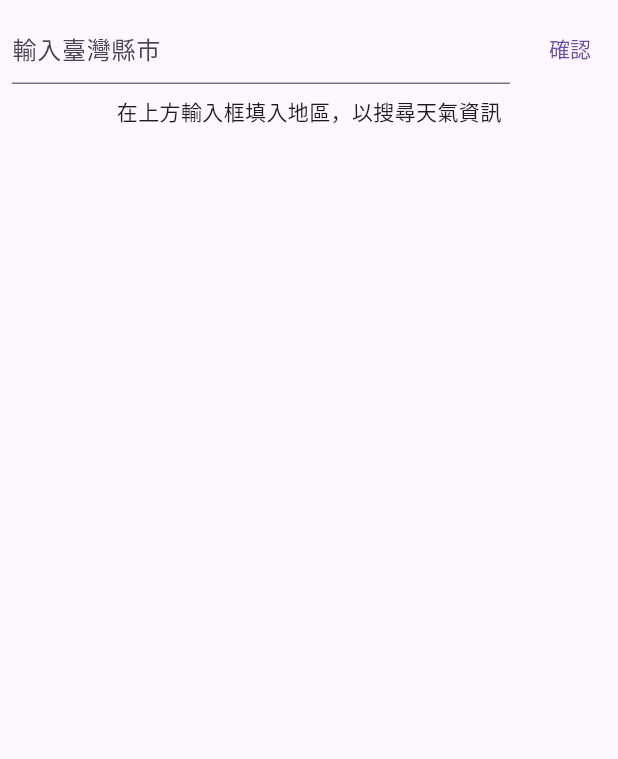
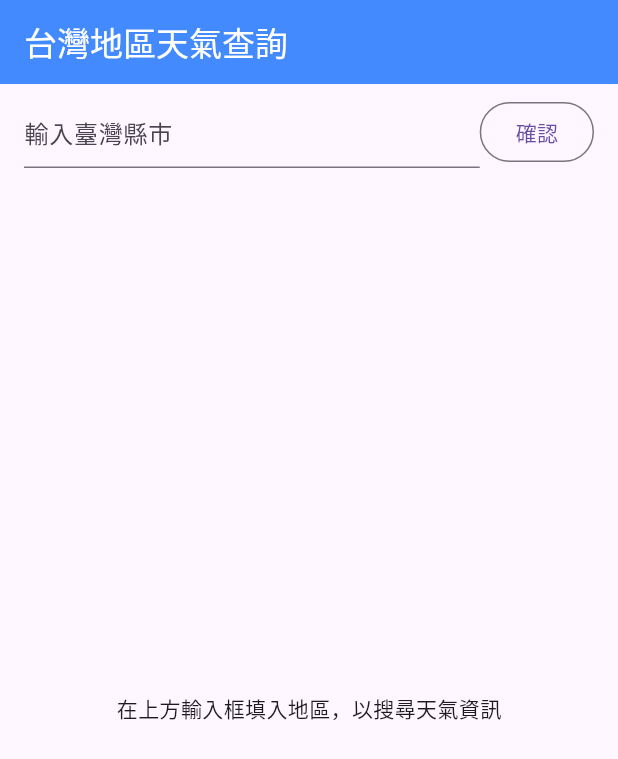
Before and after one commit to paulhuang1102/flutter_weather, a Flutter app: the screen it shows after launch, on a phone screen of 412 x 824 dp. Shown: the top 759 px of the screen. Run offline on Flutter 3.47's test engine with Material 3 defaults, Android fonts, the phone set to English and light mode, and no system bars; our stand-ins replace bloc, dio, equatable, flutter_bloc, stream_transform.

Commit message:
feat: beautify UI

```diff
--- a/lib/app.dart
+++ b/lib/app.dart
@@ -12,7 +12,19 @@ class App extends StatelessWidget {
   Widget build(BuildContext context) {
     return RepositoryProvider.value(
       value: _weatherRepo,
-      child: const MaterialApp(home: WeatherPage()),
+      child: MaterialApp(
+        theme: ThemeData(
+          appBarTheme: const AppBarTheme(
+            backgroundColor: Colors.blueAccent,
+            elevation: 0,
+          ),
+          textTheme: const TextTheme(
+            titleLarge: TextStyle(color: Colors.white),
+          ),
+          primaryColor: Colors.greenAccent,
+        ),
+        home: const WeatherPage(),
+      ),
     );
   }
 }
--- a/lib/main.dart
+++ b/lib/main.dart
@@ -9,6 +9,7 @@ void main() {
   final weatherRepo = WeatherRepository(
     WeatherClient(
         baseUrl: 'https://opendata.cwa.gov.tw/api',
+        // TODO: For Demo, it should be ignored
         authCode: 'CWA-F1F0DA9F-7EC4-4024-8B81-16DE8BEC0874'),
   );
   WidgetsFlutterBinding.ensureInitialized();
--- a/lib/weather/views/weather_page.dart
+++ b/lib/weather/views/weather_page.dart
@@ -9,11 +9,17 @@ class WeatherPage extends StatelessWidget {
   Widget build(BuildContext context) {
     return BlocProvider(
       create: (context) => WeatherBloc(context.read<WeatherRepository>()),
-      child: const Scaffold(
-        body: Column(
+      child: Scaffold(
+        appBar: AppBar(
+          title: Text(
+            '台灣地區天氣查詢',
+            style: Theme.of(context).textTheme.titleLarge,
+          ),
+        ),
+        body: const Column(
           children: [
             SearchBar(),
-            SearchView(),
+            Expanded(child: SearchView()),
           ],
         ),
       ),
@@ -44,21 +50,21 @@ class _SearchBarState extends State<SearchBar> {
     super.dispose();
   }
 
-  String get _text => _textController.text;
+  String get _text => _textController.text.trim();
 
   @override
   Widget build(BuildContext context) {
-    return Row(
+    return Padding(
+      padding: const EdgeInsets.symmetric(vertical: 8.0, horizontal: 16.0),
+      child: Row(
         children: [
           Expanded(
-          child: Padding(
-            padding: const EdgeInsets.all(8),
             child: TextField(
               controller: _textController,
               autocorrect: false,
               onChanged: (text) {
                 _weatherBloc.add(
-                  SearchFetch(text: text),
+                  SearchFetch(text: _text),
                 );
               },
               decoration: const InputDecoration(
@@ -66,8 +72,7 @@ class _SearchBarState extends State<SearchBar> {
               ),
             ),
           ),
-        ),
-        TextButton(
+          OutlinedButton(
             onPressed: () {
               _weatherBloc.add(
                 SearchFetch(text: _text),
@@ -76,6 +81,7 @@ class _SearchBarState extends State<SearchBar> {
             child: const Text('確認'),
           )
         ],
+      ),
     );
   }
 }
@@ -85,13 +91,15 @@ class SearchView extends StatelessWidget {
 
   @override
   Widget build(BuildContext context) {
-    return BlocBuilder<WeatherBloc, WeatherState>(builder: (context, state) {
+    return Center(
+      child: BlocBuilder<WeatherBloc, WeatherState>(builder: (context, state) {
         return switch (state) {
           WeatherStateInitial() => const WeatherInitial(),
           WeatherStateLoading() => const WeatherLoading(),
           WeatherStateSuccess() => WeatherResultView(state.weather),
           WeatherStateError() => WeatherErrorView(state),
         };
-    });
+      }),
+    );
   }
 }
--- a/lib/weather/widgets/weather_initial.dart
+++ b/lib/weather/widgets/weather_initial.dart
@@ -5,8 +5,6 @@ class WeatherInitial extends StatelessWidget {
 
   @override
   Widget build(BuildContext context) {
-    return const Center(
-      child: Text('在上方輸入框填入地區，以搜尋天氣資訊'),
-    );
+    return const Text('在上方輸入框填入地區，以搜尋天氣資訊');
   }
 }
```
Also changed, not shown: lib/weather/models/weather.dart (+11 -1 lines), lib/weather/widgets/weather_result.dart (+74 -10 lines), 1 other file. Lines whose indentation alone changed are shown as unchanged.
